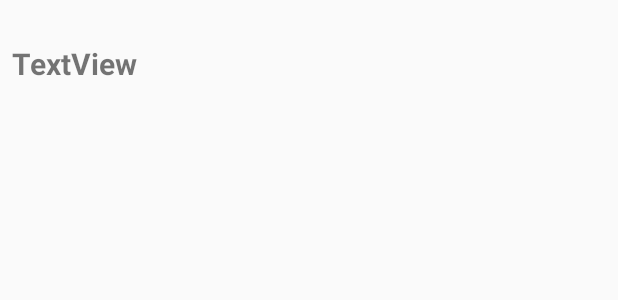
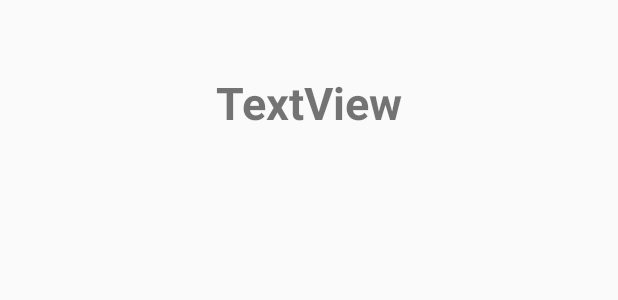
Before and after one commit to segevsig/gymfit_01, an Android app: the layout custom_list_for_notification.xml on its own in the app's theme, with its tools: preview values and no code run, on a phone screen of 412 x 824 dp. Shown: the top 300 px of the screen. Run offline under Robolectric (Android 15) with nearby library versions, the phone set to English and light mode, and no system bars.

Commit message:
יש התראות אחייייייי

```diff
--- a/app/src/main/java/segev/gimfit/User_app_coach.java
+++ b/app/src/main/java/segev/gimfit/User_app_coach.java
@@ -27,7 +27,7 @@ public class User_app_coach implements Serializable {
     private String UserName;
     private String Password;
     private String Email;
-    private int CodeOfChoces=0;
+    private int CodeOfChoces;
 
 
 
@@ -41,7 +41,9 @@ public class User_app_coach implements Serializable {
 
 
     public User_app_coach() {
-        final DatabaseReference ref = FirebaseDatabase.getInstance().getReference().child("Coach");
+        final DatabaseReference ref = FirebaseDatabase.getInstance().getReference();
+        final DatabaseReference ref1 = FirebaseDatabase.getInstance().getReference().child("Coach");
+
         ref.addListenerForSingleValueEvent(new ValueEventListener() {
             @Override
             public void onDataChange(DataSnapshot dataSnapshot) {
--- a/app/src/main/java/segev/gimfit/login_step3.java
+++ b/app/src/main/java/segev/gimfit/login_step3.java
@@ -115,7 +115,7 @@ public class login_step3 extends AppCompatActivity implements View.OnClickListen
             Userapp.setWeight(weight);
         }
 
-        if(btnDatePicker.getText().toString()!=null){
+        if(btnDatePicker.getText().toString()==null){
             btnDatePicker.setBackgroundResource((R.drawable.border2));
             btnDatePicker.setError("You did not fill this field or Invalid entry");
         }
--- a/app/src/main/java/segev/gimfit/messaging_screen.java
+++ b/app/src/main/java/segev/gimfit/messaging_screen.java
@@ -87,7 +87,7 @@ public class messaging_screen extends AppCompatActivity {
             }
         });}
     public void addtrainingtolist(String name){
-        name_of_traning.add(String.format("%s" ," Name : " +name));
+        name_of_traning.add(name);
         arrayName = name_of_traning.toArray(new String[0]);
 
 
@@ -130,9 +130,7 @@ public class messaging_screen extends AppCompatActivity {
         public View getView(int i, View view, ViewGroup viewGroup) {
             view = getLayoutInflater().inflate(R.layout.custom_list_for_notification, viewGroup, false);
             name1=(TextView) view.findViewById(R.id.nameTranee);
-
             name1.setText(arrayName[i]);
-
             name1.setOnClickListener(new View.OnClickListener() {
                 @Override
                 public void onClick(View view) {
--- a/app/src/main/res/layout/custom_list_for_notification.xml
+++ b/app/src/main/res/layout/custom_list_for_notification.xml
@@ -8,19 +8,21 @@
 
     <TextView
         android:id="@+id/nameTranee"
-        android:layout_width="0dp"
-        android:layout_height="53dp"
+        android:layout_width="239dp"
+        android:layout_height="69dp"
         android:layout_marginBottom="8dp"
         android:layout_marginEnd="8dp"
         android:layout_marginStart="8dp"
         android:layout_marginTop="8dp"
+        android:gravity="center"
         android:text="TextView"
+        android:textSize="30dp"
+        android:textStyle="bold"
         app:layout_constraintBottom_toBottomOf="parent"
         app:layout_constraintEnd_toEndOf="parent"
         app:layout_constraintStart_toStartOf="parent"
         app:layout_constraintTop_toTopOf="parent"
-        app:layout_constraintVertical_bias="0.027"
-        android:textSize="20dp"
-        android:textStyle="bold"
-        />
+        app:layout_constraintVertical_bias="0.035" />
+
+
 </android.support.constraint.ConstraintLayout>
```
Also changed, not shown: app/src/main/java/segev/gimfit/have_accuont.java (+4 -3 lines), app/src/main/java/segev/gimfit/sendnotifiction.java (+62 -2 lines), app/src/main/res/layout/activity_sendnotifiction.xml (+4 -4 lines), app/src/main/res/layout/custom_list_tranie.xml (+12 -3 lines).
